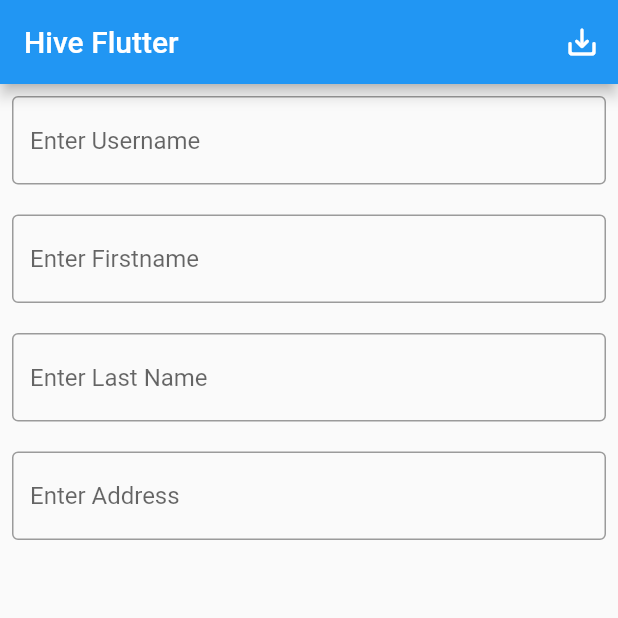
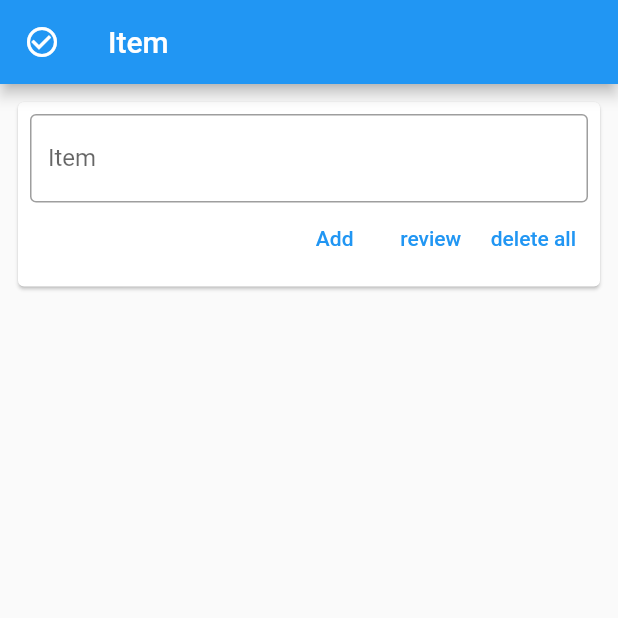
Before and after one commit to CarlloydViray/hivepractice, a Flutter app: the screen it shows after launch, on a phone screen of 412 x 824 dp, the top half of it. Run offline on Flutter 3.47's test engine with Material 2 defaults, Android fonts, the phone set to English and light mode, and no system bars; our stand-ins replace hive_flutter; accounts and stored records are empty.

Commit message:
first commit

```diff
--- a/hive_test/lib/mainScreen.dart
+++ b/hive_test/lib/mainScreen.dart
@@ -11,100 +11,93 @@ class mainScreen extends StatefulWidget {
 class _mainScreenState extends State<mainScreen> {
   final _mybox = Hive.box("myBox");
 
-  var userName = TextEditingController();
+  var shoppingCart = TextEditingController();
+  List<String> _cartList = [];
 
-  var firstName = TextEditingController();
-
-  var lastName = TextEditingController();
-
-  var address = TextEditingController();
-
-  var tempValUsername;
-
-  void saveData(username, firstname, lastname, address) {
-    _mybox.put('username', username);
-    _mybox.put('firstname', firstname);
-    _mybox.put('lastname', lastname);
-    _mybox.put('address', address);
+  void saveData(shoppingAdd) {
+    _mybox.add(shoppingAdd);
   }
 
   void getData() {
-    var tempUsername = _mybox.get('username');
-    userName.text = tempUsername;
+  print(Hive.box("myBox").values.toString());
 
-    var tempFirstname = _mybox.get('firstname');
-    firstName.text = tempFirstname;
+  }
 
-    var tempLastname = _mybox.get('lastname');
-    lastName.text = tempLastname;
-
-    var tempAddress = _mybox.get('address');
-    address.text = tempAddress;
-
-    print(_mybox.get('username'));
-    print(_mybox.get('firstname'));
-    print(_mybox.get('lastname'));
-    print(_mybox.get('address'));
+  void deleteData(){
+    _mybox.clear();
   }
 
   @override
   Widget build(BuildContext context) {
     return Scaffold(
         appBar: AppBar(
-          title: Text("Hive Flutter"),
-          actions: [
-            IconButton(
-                onPressed: () {
-                  setState(() {
-                    saveData(userName.text, firstName.text, lastName.text,
-                        address.text);
-
-                    userName.clear();
-                    firstName.clear();
-                    lastName.clear();
-                    address.clear();
-
-                    getData();
-                  });
-                },
-                icon: Icon(Icons.save_alt_rounded))
-          ],
+          title: Text("Item"),
+          leading: Icon(Icons.check_circle_outline),
         ),
         body: Padding(
             padding: const EdgeInsets.all(8.0),
             child: Column(
               children: [
+                Card(
+                  child: Padding(
+                    padding: const EdgeInsets.all(8.0),
+                    child: Column(
+                      children: [
                         TextField(
-                controller: userName,
+                          controller: shoppingCart,
                           decoration: InputDecoration(
-                    border: OutlineInputBorder(), hintText: 'Enter Username'),
+                            labelText: "Item",
+                            hintText: "Input Text",
+                            border: OutlineInputBorder(),
                           ),
-              SizedBox(
-                height: 20,
                         ),
-              TextField(
-                controller: firstName,
-                decoration: InputDecoration(
-                    border: OutlineInputBorder(), hintText: 'Enter Firstname'),
+                        Row(
+                          mainAxisAlignment: MainAxisAlignment.end,
+                          children: [
+                            TextButton(onPressed: () {
+                              setState(() {
+                                _cartList.add(shoppingCart.text);
+                                saveData(_cartList);
+                                shoppingCart.clear();
+                              });
+                            }, child: Text("Add")),
+                            TextButton(onPressed: () {
+                              getData();
+                            }, child: Text("review")),
+                            TextButton(onPressed: () {
+                              deleteData();
+                              _cartList.clear();
+                            }, child: Text("delete all")),
+
+                          ],
+                        )
+                      ],
                     ),
-              SizedBox(
-                height: 20,
                   ),
-              TextField(
-                controller: lastName,
-                decoration: InputDecoration(
-                    border: OutlineInputBorder(), hintText: 'Enter Last Name'),
                 ),
-              SizedBox(
-                height: 20,
+                SizedBox(height: 12),
+                Expanded(
+                  child: ListView.builder(
+                    itemBuilder: (BuildContext context, int index) {
+                      return Card(
+                        child: Padding(
+                          padding: const EdgeInsets.all(8.0),
+                          child: Row(
+                            mainAxisAlignment: MainAxisAlignment.spaceBetween,
+                            children: [
+                              Text(_mybox.get(index).toString()),
+                              IconButton(
+                                  onPressed: () {},
+                                  icon: Icon(Icons.delete_outline_rounded))
+                            ],
                           ),
-              TextField(
-                controller: address,
-                decoration: InputDecoration(
-                    border: OutlineInputBorder(), hintText: 'Enter Address'),
+                        ),
+                      );
+                    },
+                    itemCount: _mybox.length,
+                  ),
                 ),
               ],
-          ),
-        ));
+            )));
   }
 }
```
Lines whose indentation alone changed are shown as unchanged.
